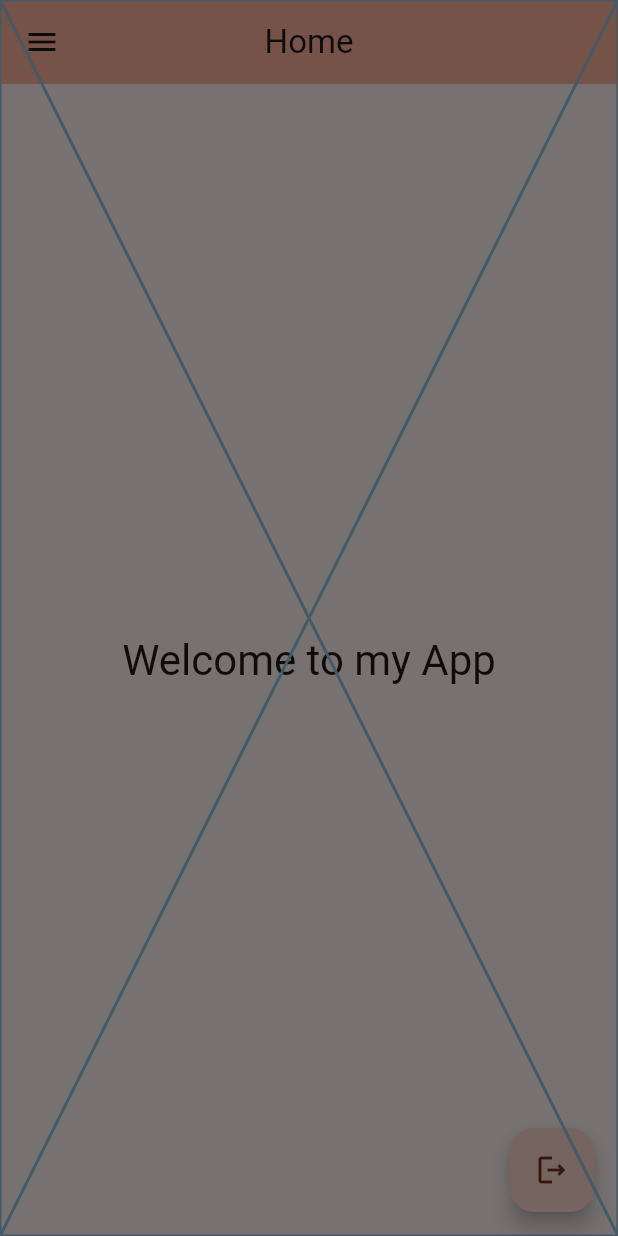
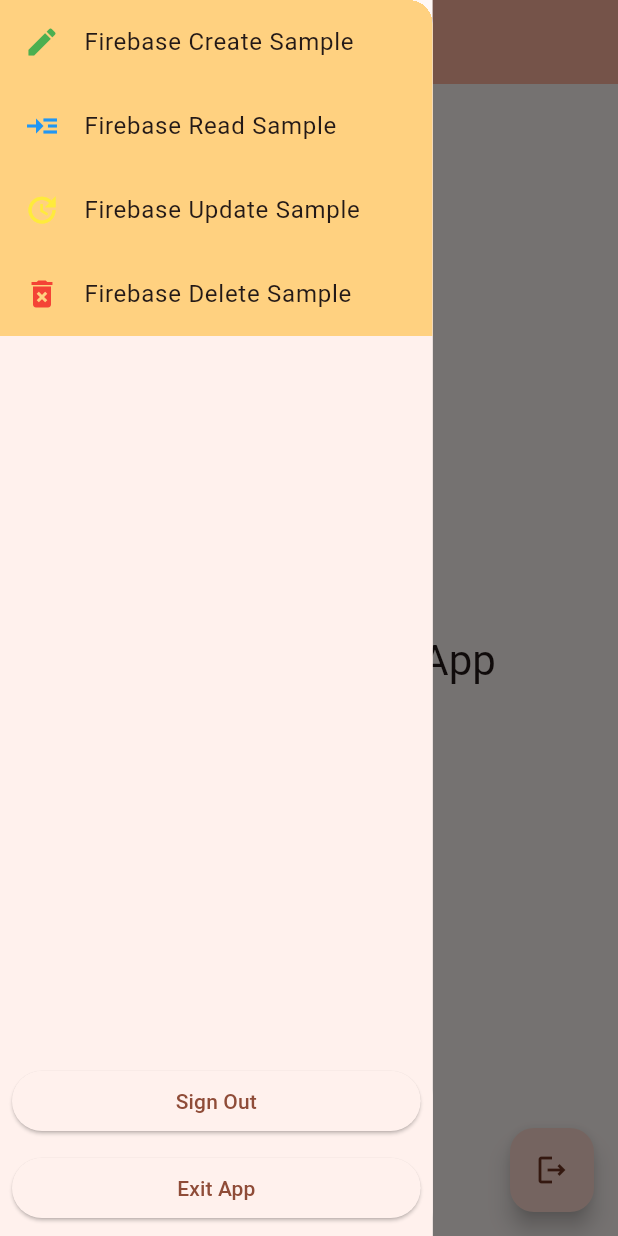
Before and after one commit to Verne-Ian/mulmet-flutter-test, a Flutter app: the MyHomePage screen opened directly, with the side drawer open, on a phone screen of 412 x 824 dp. Run offline on Flutter 3.47's test engine with Material 3 defaults, Android fonts, the phone set to English and light mode, and no system bars; our stand-ins replace cloud_firestore, firebase_auth, firebase_core, flutter_spinkit; accounts and stored records are empty.

Commit message:
Added navigation bar.

```diff
--- a/lib/interface/home.dart
+++ b/lib/interface/home.dart
@@ -51,7 +51,9 @@
         centerTitle: true,
       ),
       drawer: const NavBar(),
-      body: Center(
+      body: Padding(
+        padding: const EdgeInsets.only(left: 8.0, right: 8.0),
+        child: Center(
           // Center is a layout widget. It takes a single child and positions it
           // in the middle of the parent.
           child: Column(
@@ -77,6 +79,7 @@
             ],
           ),
         ),
+      ),
       floatingActionButton: FloatingActionButton(
         onPressed: _signOut,
         tooltip: 'Sign Out',
--- a/lib/widgets/navbar.dart
+++ b/lib/widgets/navbar.dart
@@ -1,10 +1,88 @@
 import 'package:flutter/material.dart';
+import 'package:mulmet_flutter_test/interface/firebase_crud.dart';
 
 class NavBar extends StatelessWidget {
   const NavBar({super.key});
 
   @override
   Widget build(BuildContext context) {
-    return const Placeholder();
+    double w = MediaQuery.of(context).size.width;
+
+    return Container(
+      width: w * 0.7,
+      constraints: const BoxConstraints(maxWidth: 480),
+      child: Scaffold(
+        body: SafeArea(
+          child: Drawer(
+            width: w * 0.7,
+            child: ListView(
+              padding: EdgeInsets.zero,
+              children: [
+                ListTile(
+                  tileColor: Colors.orangeAccent.shade100,
+                  selectedTileColor: Colors.orangeAccent,
+                  title: const Text('Firebase Create Sample'),
+                  leading: const Icon(Icons.create, color: Colors.green,),
+                  onTap: (){
+                    Navigator.push(context, MaterialPageRoute(builder: (context)=>const FirebaseCrud(opType: 'create')));
+                  },
+                ),
+                ListTile(
+                  tileColor: Colors.orangeAccent.shade100,
+                  selectedTileColor: Colors.orangeAccent,
+                  title: const Text('Firebase Read Sample'),
+                  leading: const Icon(Icons.read_more, color: Colors.blue,),
+                    onTap: (){
+                      Navigator.push(context, MaterialPageRoute(builder: (context)=>const FirebaseCrud(opType: 'read')));
+                    }
+                ),
+                ListTile(
+                  tileColor: Colors.orangeAccent.shade100,
+                  selectedTileColor: Colors.orangeAccent,
+                  title: const Text('Firebase Update Sample'),
+                  leading: const Icon(Icons.update, color: Colors.yellow,),
+                    onTap: (){
+                      Navigator.push(context, MaterialPageRoute(builder: (context)=>const FirebaseCrud(opType: 'update')));
+                    }
+                ),
+                ListTile(
+                  tileColor: Colors.orangeAccent.shade100,
+                  selectedTileColor: Colors.orangeAccent,
+                  title: const Text('Firebase Delete Sample'),
+                  leading: const Icon(Icons.delete_forever, color: Colors.red,),
+                    onTap: (){
+                      Navigator.push(context, MaterialPageRoute(builder: (context)=>const FirebaseCrud(opType: 'delete')));
+                    }
+                ),
+              ],
+            ),
+          ),
+        ),
+        bottomSheet: Padding(
+          padding: const EdgeInsets.all(8.0),
+          child: Column(
+            mainAxisSize: MainAxisSize.min,
+            mainAxisAlignment: MainAxisAlignment.end,
+            children: [
+              Row(
+                mainAxisSize: MainAxisSize.max,
+                mainAxisAlignment: MainAxisAlignment.center,
+                children: [
+                  Expanded(child: ElevatedButton(onPressed: (){}, child: const Text("Sign Out")))
+                ],
+              ),
+              const SizedBox(height: 10.0,),
+              Row(
+                mainAxisSize: MainAxisSize.max,
+                mainAxisAlignment: MainAxisAlignment.center,
+                children: [
+                  Expanded(child: ElevatedButton(onPressed: (){}, child: const Text("Exit App")))
+                ],
+              ),
+            ],
+          ),
+        ),
+      ),
+    );
   }
 }
```
Lines whose indentation alone changed are shown as unchanged.
